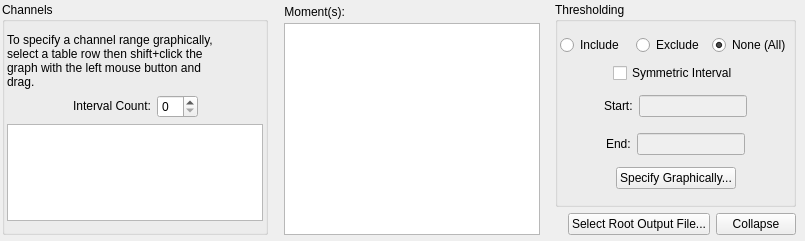
First picture: the form in code/display/QtPlotter/MomentSettingsWidgetRadio.ui, repository radio-astro/casa, before the edit.
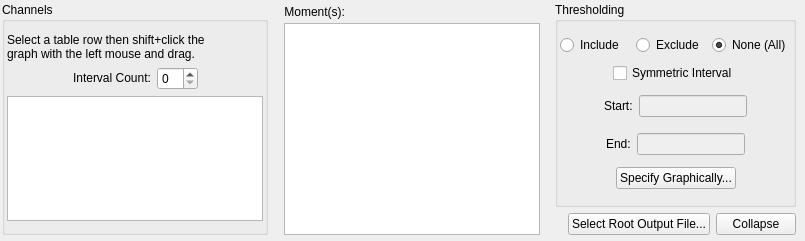
Second picture: the form after the edit.

Commit message: New Development: No             JIRA Issue: Yes CAS-4988,CAS-4989         Ready for Test: Yes      Interface Changes: No What Interface Changed: Please list interface changes          Test Programs: List test programs   Put in Release Notes: No              Module(s): Module Names change impacts.            Description: Viewer/Profiler fixes. 1.	Spectral multifit not working. 2.      Range not visible in moment/collapse.

```diff
--- a/code/display/QtPlotter/MomentSettingsWidgetRadio.ui
+++ b/code/display/QtPlotter/MomentSettingsWidgetRadio.ui
@@ -78,10 +78,8 @@
 &lt;table border=&quot;0&quot; style=&quot;-qt-table-type: root; margin-top:4px; margin-bottom:4px; margin-left:4px; margin-right:4px;&quot;&gt;
 &lt;tr&gt;
 &lt;td style=&quot;border: none;&quot;&gt;
-&lt;p style=&quot; margin-top:0px; margin-bottom:0px; margin-left:0px; margin-right:0px; -qt-block-indent:0; text-indent:0px;&quot;&gt;&lt;span style=&quot; color:#000000;&quot;&gt;To specify a channel range graphically, &lt;/span&gt;&lt;/p&gt;
-&lt;p style=&quot; margin-top:0px; margin-bottom:0px; margin-left:0px; margin-right:0px; -qt-block-indent:0; text-indent:0px;&quot;&gt;&lt;span style=&quot; color:#000000;&quot;&gt;select a table row then shift+click the &lt;/span&gt;&lt;/p&gt;
-&lt;p style=&quot; margin-top:0px; margin-bottom:0px; margin-left:0px; margin-right:0px; -qt-block-indent:0; text-indent:0px;&quot;&gt;&lt;span style=&quot; color:#000000;&quot;&gt;graph with the left mouse button and &lt;/span&gt;&lt;/p&gt;
-&lt;p style=&quot; margin-top:0px; margin-bottom:0px; margin-left:0px; margin-right:0px; -qt-block-indent:0; text-indent:0px;&quot;&gt;&lt;span style=&quot; color:#000000;&quot;&gt;drag.&lt;/span&gt;&lt;/p&gt;&lt;/td&gt;&lt;/tr&gt;&lt;/table&gt;&lt;/body&gt;&lt;/html&gt;</string>
+&lt;p style=&quot; margin-top:0px; margin-bottom:0px; margin-left:0px; margin-right:0px; -qt-block-indent:0; text-indent:0px;&quot;&gt;&lt;span style=&quot; color:#000000;&quot;&gt;Select a table row then shift+click the &lt;/span&gt;&lt;/p&gt;
+&lt;p style=&quot; margin-top:0px; margin-bottom:0px; margin-left:0px; margin-right:0px; -qt-block-indent:0; text-indent:0px;&quot;&gt;&lt;span style=&quot; color:#000000;&quot;&gt;graph with the left mouse and drag.&lt;/span&gt;&lt;/p&gt;&lt;/td&gt;&lt;/tr&gt;&lt;/table&gt;&lt;/body&gt;&lt;/html&gt;</string>
         </property>
        </widget>
       </item>
```
The commit also changes 6 other files.
